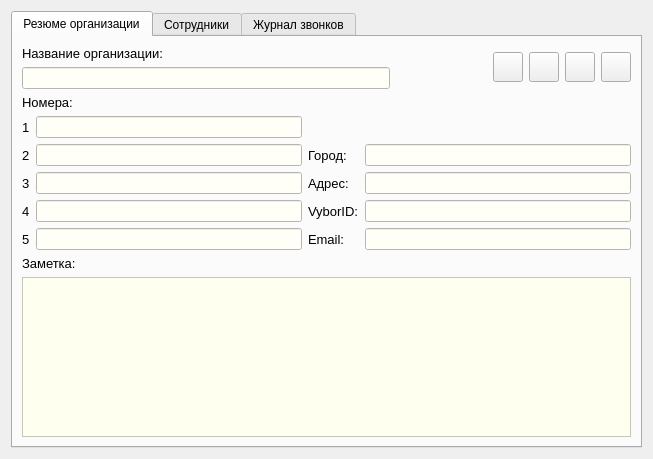
okostynchuk/Outcall, file src/ViewOrgContactDialog.ui: the form before one commit.
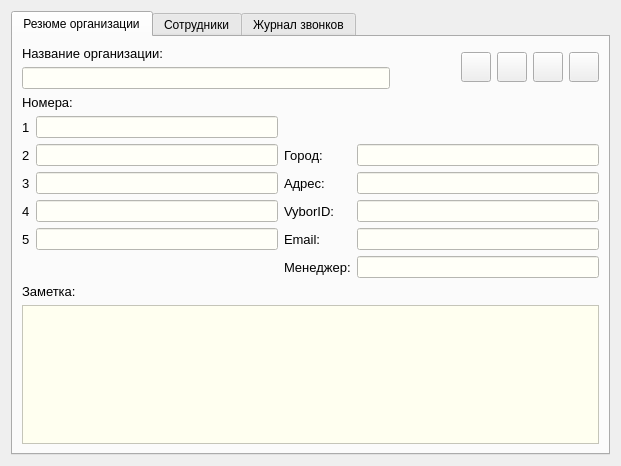
The form after the commit. Icons and pictures are not drawn.

Commit message: linking a manager to a contct and edit ui

The edit to the form file:
```diff
--- a/src/ViewOrgContactDialog.ui
+++ b/src/ViewOrgContactDialog.ui
@@ -6,8 +6,8 @@
    <rect>
     <x>0</x>
     <y>0</y>
-    <width>653</width>
-    <height>459</height>
+    <width>621</width>
+    <height>466</height>
    </rect>
   </property>
   <property name="minimumSize">
@@ -50,472 +50,492 @@
       </attribute>
       <layout class="QGridLayout" name="gridLayout_3">
        <item row="0" column="0">
-        <layout class="QGridLayout" name="gridLayout_14">
-         <item row="1" column="0">
-          <layout class="QGridLayout" name="gridLayout">
-           <item row="3" column="3">
-            <widget class="QLineEdit" name="address">
-             <property name="styleSheet">
-              <string notr="true">*{
-background-color: #fffff8;
-}</string>
-             </property>
-             <property name="readOnly">
-              <bool>true</bool>
-             </property>
-            </widget>
-           </item>
-           <item row="3" column="2">
-            <widget class="QLabel" name="label_10">
-             <property name="font">
-              <font>
-               <pointsize>10</pointsize>
-              </font>
-             </property>
-             <property name="text">
-              <string>Адрес:</string>
-             </property>
-            </widget>
-           </item>
-           <item row="2" column="0">
-            <widget class="QLabel" name="label_7">
-             <property name="font">
-              <font>
-               <pointsize>10</pointsize>
-              </font>
-             </property>
-             <property name="text">
-              <string>2</string>
-             </property>
-            </widget>
-           </item>
-           <item row="3" column="0">
-            <widget class="QLabel" name="label_8">
-             <property name="font">
-              <font>
-               <pointsize>10</pointsize>
-              </font>
-             </property>
-             <property name="text">
-              <string>3</string>
-             </property>
-            </widget>
-           </item>
-           <item row="4" column="0">
-            <widget class="QLabel" name="label_18">
-             <property name="font">
-              <font>
-               <pointsize>10</pointsize>
-              </font>
-             </property>
-             <property name="text">
-              <string>4</string>
-             </property>
-            </widget>
-           </item>
-           <item row="5" column="0">
-            <widget class="QLabel" name="label_19">
-             <property name="font">
-              <font>
-               <pointsize>10</pointsize>
-              </font>
-             </property>
-             <property name="text">
-              <string>5</string>
-             </property>
-            </widget>
-           </item>
-           <item row="5" column="1">
-            <widget class="QLineEdit" name="fifthNumber">
-             <property name="styleSheet">
-              <string notr="true">*{
-background-color: #fffff8;
-}</string>
-             </property>
-             <property name="readOnly">
-              <bool>true</bool>
-             </property>
-            </widget>
-           </item>
-           <item row="5" column="2">
-            <widget class="QLabel" name="label_12">
-             <property name="font">
-              <font>
-               <pointsize>10</pointsize>
-              </font>
-             </property>
-             <property name="text">
-              <string>Email:</string>
-             </property>
-            </widget>
-           </item>
-           <item row="5" column="3">
-            <widget class="QLineEdit" name="email">
-             <property name="styleSheet">
-              <string notr="true">*{
-background-color: #fffff8;
-}</string>
-             </property>
-             <property name="readOnly">
-              <bool>true</bool>
-             </property>
-            </widget>
-           </item>
-           <item row="3" column="1">
-            <widget class="QLineEdit" name="thirdNumber">
-             <property name="styleSheet">
-              <string notr="true">*{
-background-color: #fffff8;
-}</string>
-             </property>
-             <property name="readOnly">
-              <bool>true</bool>
-             </property>
-            </widget>
-           </item>
-           <item row="2" column="2">
-            <widget class="QLabel" name="label_9">
-             <property name="font">
-              <font>
-               <pointsize>10</pointsize>
-              </font>
-             </property>
-             <property name="text">
-              <string>Город:</string>
-             </property>
-            </widget>
-           </item>
-           <item row="1" column="1">
-            <widget class="QLineEdit" name="firstNumber">
-             <property name="styleSheet">
-              <string notr="true">*{
-background-color: #fffff8;
-}</string>
-             </property>
-             <property name="readOnly">
-              <bool>true</bool>
-             </property>
-            </widget>
-           </item>
-           <item row="0" column="0" colspan="2">
-            <widget class="QLabel" name="label_5">
-             <property name="font">
-              <font>
-               <pointsize>10</pointsize>
-              </font>
-             </property>
-             <property name="text">
-              <string>Номера:</string>
-             </property>
-            </widget>
-           </item>
-           <item row="2" column="1">
-            <widget class="QLineEdit" name="secondNumber">
-             <property name="styleSheet">
-              <string notr="true">*{
-background-color: #fffff8;
-}</string>
-             </property>
-             <property name="readOnly">
-              <bool>true</bool>
-             </property>
-            </widget>
-           </item>
-           <item row="2" column="3">
-            <widget class="QLineEdit" name="city">
-             <property name="styleSheet">
-              <string notr="true">*{
-background-color: #fffff8;
-}</string>
-             </property>
-             <property name="readOnly">
-              <bool>true</bool>
-             </property>
-            </widget>
-           </item>
-           <item row="4" column="1">
-            <widget class="QLineEdit" name="fourthNumber">
-             <property name="styleSheet">
-              <string notr="true">*{
-background-color: #fffff8;
-}</string>
-             </property>
-             <property name="readOnly">
-              <bool>true</bool>
-             </property>
-            </widget>
-           </item>
-           <item row="4" column="2">
-            <widget class="QLabel" name="label_11">
-             <property name="font">
-              <font>
-               <pointsize>10</pointsize>
-              </font>
-             </property>
-             <property name="text">
-              <string>VyborID:</string>
-             </property>
-            </widget>
-           </item>
-           <item row="4" column="3">
-            <widget class="QLineEdit" name="vyborId">
-             <property name="styleSheet">
-              <string notr="true">*{
-background-color: #fffff8;
-}</string>
-             </property>
-             <property name="readOnly">
-              <bool>true</bool>
-             </property>
-            </widget>
-           </item>
+        <layout class="QGridLayout" name="gridLayout_7">
+         <item row="0" column="2">
+          <widget class="QPushButton" name="callButton">
+           <property name="minimumSize">
+            <size>
+             <width>30</width>
+             <height>30</height>
+            </size>
+           </property>
+           <property name="maximumSize">
+            <size>
+             <width>30</width>
+             <height>30</height>
+            </size>
+           </property>
+           <property name="focusPolicy">
+            <enum>Qt::StrongFocus</enum>
+           </property>
+           <property name="toolTip">
+            <string>Позвонить</string>
+           </property>
+           <property name="text">
+            <string/>
+           </property>
+           <property name="icon">
+            <iconset resource="images.qrc">
+             <normaloff>:/images/makeCall.png</normaloff>:/images/makeCall.png</iconset>
+           </property>
+           <property name="iconSize">
+            <size>
+             <width>27</width>
+             <height>27</height>
+            </size>
+           </property>
+           <property name="autoDefault">
+            <bool>false</bool>
+           </property>
+          </widget>
+         </item>
+         <item row="0" column="4">
+          <widget class="QPushButton" name="addReminderButton">
+           <property name="minimumSize">
+            <size>
+             <width>30</width>
+             <height>30</height>
+            </size>
+           </property>
+           <property name="maximumSize">
+            <size>
+             <width>30</width>
+             <height>30</height>
+            </size>
+           </property>
+           <property name="focusPolicy">
+            <enum>Qt::StrongFocus</enum>
+           </property>
+           <property name="toolTip">
+            <string>Добавить напоминание</string>
+           </property>
+           <property name="text">
+            <string/>
+           </property>
+           <property name="icon">
+            <iconset resource="images.qrc">
+             <normaloff>:/images/reminders.png</normaloff>:/images/reminders.png</iconset>
+           </property>
+           <property name="iconSize">
+            <size>
+             <width>27</width>
+             <height>27</height>
+            </size>
+           </property>
+           <property name="autoDefault">
+            <bool>false</bool>
+           </property>
+          </widget>
+         </item>
+         <item row="0" column="3">
+          <widget class="QPushButton" name="openAccessButton">
+           <property name="minimumSize">
+            <size>
+             <width>30</width>
+             <height>30</height>
+            </size>
+           </property>
+           <property name="maximumSize">
+            <size>
+             <width>30</width>
+             <height>30</height>
+            </size>
+           </property>
+           <property name="toolTip">
+            <string>Заказы</string>
+           </property>
+           <property name="text">
+            <string/>
+           </property>
+           <property name="icon">
+            <iconset resource="images.qrc">
+             <normaloff>:/images/orders.png</normaloff>:/images/orders.png</iconset>
+           </property>
+           <property name="iconSize">
+            <size>
+             <width>27</width>
+             <height>27</height>
+            </size>
+           </property>
+           <property name="autoDefault">
+            <bool>false</bool>
+           </property>
+          </widget>
+         </item>
+         <item row="0" column="1">
+          <spacer name="horizontalSpacer">
+           <property name="orientation">
+            <enum>Qt::Horizontal</enum>
+           </property>
+           <property name="sizeHint" stdset="0">
+            <size>
+             <width>149</width>
+             <height>41</height>
+            </size>
+           </property>
+          </spacer>
+         </item>
+         <item row="0" column="6">
+          <widget class="QPushButton" name="editButton">
+           <property name="minimumSize">
+            <size>
+             <width>30</width>
+             <height>30</height>
+            </size>
+           </property>
+           <property name="maximumSize">
+            <size>
+             <width>30</width>
+             <height>30</height>
+            </size>
+           </property>
+           <property name="focusPolicy">
+            <enum>Qt::StrongFocus</enum>
+           </property>
+           <property name="toolTip">
+            <string>Редактировать контакт</string>
+           </property>
+           <property name="text">
+            <string/>
+           </property>
+           <property name="icon">
+            <iconset resource="images.qrc">
+             <normaloff>:/images/edit.png</normaloff>:/images/edit.png</iconset>
+           </property>
+           <property name="iconSize">
+            <size>
+             <width>27</width>
+             <height>27</height>
+            </size>
+           </property>
+           <property name="autoDefault">
+            <bool>false</bool>
+           </property>
+          </widget>
+         </item>
+         <item row="0" column="0">
+          <layout class="QGridLayout" name="gridLayout_2">
            <item row="1" column="0">
-            <widget class="QLabel" name="label_6">
+            <widget class="QLineEdit" name="orgName">
+             <property name="minimumSize">
+              <size>
+               <width>368</width>
+               <height>0</height>
+              </size>
+             </property>
+             <property name="styleSheet">
+              <string notr="true">*{
+background-color: #fffff8;
+}</string>
+             </property>
+             <property name="readOnly">
+              <bool>true</bool>
+             </property>
+            </widget>
+           </item>
+           <item row="0" column="0">
+            <widget class="QLabel" name="label_3">
              <property name="font">
               <font>
                <pointsize>10</pointsize>
               </font>
              </property>
              <property name="text">
-              <string>1</string>
+              <string>Название организации:</string>
              </property>
             </widget>
            </item>
           </layout>
          </item>
-         <item row="0" column="0">
-          <layout class="QGridLayout" name="gridLayout_7">
-           <item row="0" column="6">
-            <widget class="QPushButton" name="editButton">
-             <property name="minimumSize">
-              <size>
-               <width>30</width>
-               <height>30</height>
-              </size>
-             </property>
-             <property name="maximumSize">
-              <size>
-               <width>30</width>
-               <height>30</height>
-              </size>
-             </property>
-             <property name="focusPolicy">
-              <enum>Qt::StrongFocus</enum>
-             </property>
-             <property name="toolTip">
-              <string>Редактировать контакт</string>
-             </property>
-             <property name="text">
-              <string/>
-             </property>
-             <property name="icon">
-              <iconset resource="images.qrc">
-               <normaloff>:/images/edit.png</normaloff>:/images/edit.png</iconset>
-             </property>
-             <property name="iconSize">
-              <size>
-               <width>27</width>
-               <height>27</height>
-              </size>
-             </property>
-             <property name="autoDefault">
-              <bool>false</bool>
-             </property>
-            </widget>
-           </item>
-           <item row="0" column="0">
-            <layout class="QGridLayout" name="gridLayout_2">
-             <item row="1" column="0">
-              <widget class="QLineEdit" name="orgName">
-               <property name="minimumSize">
-                <size>
-                 <width>368</width>
-                 <height>0</height>
-                </size>
-               </property>
-               <property name="styleSheet">
-                <string notr="true">*{
+        </layout>
+       </item>
+       <item row="1" column="0">
+        <layout class="QGridLayout" name="gridLayout">
+         <item row="3" column="2">
+          <widget class="QLabel" name="label_10">
+           <property name="font">
+            <font>
+             <pointsize>10</pointsize>
+            </font>
+           </property>
+           <property name="text">
+            <string>Адрес:</string>
+           </property>
+          </widget>
+         </item>
+         <item row="4" column="1">
+          <widget class="QLineEdit" name="fourthNumber">
+           <property name="styleSheet">
+            <string notr="true">*{
 background-color: #fffff8;
 }</string>
-               </property>
-               <property name="readOnly">
-                <bool>true</bool>
-               </property>
-              </widget>
-             </item>
-             <item row="0" column="0">
-              <widget class="QLabel" name="label_3">
-               <property name="font">
-                <font>
-                 <pointsize>10</pointsize>
-                </font>
-               </property>
-               <property name="text">
-                <string>Название организации:</string>
-               </property>
-              </widget>
-             </item>
-            </layout>
-           </item>
-           <item row="0" column="1">
-            <spacer name="horizontalSpacer">
-             <property name="orientation">
-              <enum>Qt::Horizontal</enum>
-             </property>
-             <property name="sizeHint" stdset="0">
-              <size>
-               <width>149</width>
-               <height>41</height>
-              </size>
-             </property>
-            </spacer>
-           </item>
-           <item row="0" column="3">
-            <widget class="QPushButton" name="openAccessButton">
-             <property name="minimumSize">
-              <size>
-               <width>30</width>
-               <height>30</height>
-              </size>
-             </property>
-             <property name="maximumSize">
-              <size>
-               <width>30</width>
-               <height>30</height>
-              </size>
-             </property>
-             <property name="toolTip">
-              <string>Заказы</string>
-             </property>
-             <property name="text">
-              <string/>
-             </property>
-             <property name="icon">
-              <iconset resource="images.qrc">
-               <normaloff>:/images/orders.png</normaloff>:/images/orders.png</iconset>
-             </property>
-             <property name="iconSize">
-              <size>
-               <width>27</width>
-               <height>27</height>
-              </size>
-             </property>
-             <property name="autoDefault">
-              <bool>false</bool>
-             </property>
-            </widget>
-           </item>
-           <item row="0" column="4">
-            <widget class="QPushButton" name="addReminderButton">
-             <property name="minimumSize">
-              <size>
-               <width>30</width>
-               <height>30</height>
-              </size>
-             </property>
-             <property name="maximumSize">
-              <size>
-               <width>30</width>
-               <height>30</height>
-              </size>
-             </property>
-             <property name="focusPolicy">
-              <enum>Qt::StrongFocus</enum>
-             </property>
-             <property name="toolTip">
-              <string>Добавить напоминание</string>
-             </property>
-             <property name="text">
-              <string/>
-             </property>
-             <property name="icon">
-              <iconset resource="images.qrc">
-               <normaloff>:/images/reminders.png</normaloff>:/images/reminders.png</iconset>
-             </property>
-             <property name="iconSize">
-              <size>
-               <width>27</width>
-               <height>27</height>
-              </size>
-             </property>
-             <property name="autoDefault">
-              <bool>false</bool>
-             </property>
-            </widget>
-           </item>
-           <item row="0" column="2">
-            <widget class="QPushButton" name="callButton">
-             <property name="minimumSize">
-              <size>
-               <width>30</width>
-               <height>30</height>
-              </size>
-             </property>
-             <property name="maximumSize">
-              <size>
-               <width>30</width>
-               <height>30</height>
-              </size>
-             </property>
-             <property name="focusPolicy">
-              <enum>Qt::StrongFocus</enum>
-             </property>
-             <property name="toolTip">
-              <string>Позвонить</string>
-             </property>
-             <property name="text">
-              <string/>
-             </property>
-             <property name="icon">
-              <iconset resource="images.qrc">
-               <normaloff>:/images/makeCall.png</normaloff>:/images/makeCall.png</iconset>
-             </property>
-             <property name="iconSize">
-              <size>
-               <width>27</width>
-               <height>27</height>
-              </size>
-             </property>
-             <property name="autoDefault">
-              <bool>false</bool>
-             </property>
-            </widget>
-           </item>
-          </layout>
+           </property>
+           <property name="readOnly">
+            <bool>true</bool>
+           </property>
+          </widget>
+         </item>
+         <item row="4" column="2">
+          <widget class="QLabel" name="label_11">
+           <property name="font">
+            <font>
+             <pointsize>10</pointsize>
+            </font>
+           </property>
+           <property name="text">
+            <string>VyborID:</string>
+           </property>
+          </widget>
+         </item>
+         <item row="1" column="0">
+          <widget class="QLabel" name="label_6">
+           <property name="font">
+            <font>
+             <pointsize>10</pointsize>
+            </font>
+           </property>
+           <property name="text">
+            <string>1</string>
+           </property>
+          </widget>
+         </item>
+         <item row="5" column="2">
+          <widget class="QLabel" name="label_12">
+           <property name="font">
+            <font>
+             <pointsize>10</pointsize>
+            </font>
+           </property>
+           <property name="text">
+            <string>Email:</string>
+           </property>
+          </widget>
+         </item>
+         <item row="2" column="3">
+          <widget class="QLineEdit" name="city">
+           <property name="styleSheet">
+            <string notr="true">*{
+background-color: #fffff8;
+}</string>
+           </property>
+           <property name="readOnly">
+            <bool>true</bool>
+           </property>
+          </widget>
+         </item>
+         <item row="4" column="0">
+          <widget class="QLabel" name="label_18">
+           <property name="font">
+            <font>
+             <pointsize>10</pointsize>
+            </font>
+           </property>
+           <property name="text">
+            <string>4</string>
+           </property>
+          </widget>
+         </item>
+         <item row="0" column="0" colspan="2">
+          <widget class="QLabel" name="label_5">
+           <property name="font">
+            <font>
+             <pointsize>10</pointsize>
+            </font>
+           </property>
+           <property name="text">
+            <string>Номера:</string>
+           </property>
+          </widget>
+         </item>
+         <item row="5" column="3">
+          <widget class="QLineEdit" name="email">
+           <property name="styleSheet">
+            <string notr="true">*{
+background-color: #fffff8;
+}</string>
+           </property>
+           <property name="readOnly">
+            <bool>true</bool>
+           </property>
+          </widget>
+         </item>
+         <item row="4" column="3">
+          <widget class="QLineEdit" name="vyborId">
+           <property name="styleSheet">
+            <string notr="true">*{
+background-color: #fffff8;
+}</string>
+           </property>
+           <property name="readOnly">
+            <bool>true</bool>
+           </property>
+          </widget>
+         </item>
+         <item row="3" column="3">
+          <widget class="QLineEdit" name="address">
+           <property name="styleSheet">
+            <string notr="true">*{
+background-color: #fffff8;
+}</string>
+           </property>
+           <property name="readOnly">
+            <bool>true</bool>
+           </property>
+          </widget>
+         </item>
+         <item row="2" column="1">
+          <widget class="QLineEdit" name="secondNumber">
+           <property name="styleSheet">
+            <string notr="true">*{
+background-color: #fffff8;
+}</string>
+           </property>
+           <property name="readOnly">
+            <bool>true</bool>
+           </property>
+          </widget>
+         </item>
+         <item row="3" column="1">
+          <widget class="QLineEdit" name="thirdNumber">
+           <property name="styleSheet">
+            <string notr="true">*{
+background-color: #fffff8;
+}</string>
+           </property>
+           <property name="readOnly">
+            <bool>true</bool>
+           </property>
+          </widget>
+         </item>
+         <item row="6" column="3">
+          <widget class="QLineEdit" name="employe">
+           <property name="styleSheet">
+            <string notr="true">*{
+background-color: #fffff8;
+}</string>
+           </property>
+           <property name="readOnly">
+            <bool>true</bool>
+           </property>
+          </widget>
+         </item>
+         <item row="3" column="0">
+          <widget class="QLabel" name="label_8">
+           <property name="font">
+            <font>
+             <pointsize>10</pointsize>
+            </font>
+           </property>
+           <property name="text">
+            <string>3</string>
+           </property>
+          </widget>
+         </item>
+         <item row="5" column="1">
+          <widget class="QLineEdit" name="fifthNumber">
+           <property name="styleSheet">
+            <string notr="true">*{
+background-color: #fffff8;
+}</string>
+           </property>
+           <property name="readOnly">
+            <bool>true</bool>
+           </property>
+          </widget>
+         </item>
+         <item row="5" column="0">
+          <widget class="QLabel" name="label_19">
+           <property name="font">
+            <font>
+             <pointsize>10</pointsize>
+            </font>
+           </property>
+           <property name="text">
+            <string>5</string>
+           </property>
+          </widget>
          </item>
          <item row="2" column="0">
-          <layout class="QGridLayout" name="gridLayout_4">
-           <item row="0" column="0">
-            <widget class="QLabel" name="label_17">
-             <property name="font">
-              <font>
-               <pointsize>10</pointsize>
-              </font>
-             </property>
-             <property name="text">
-              <string>Заметка:</string>
-             </property>
-            </widget>
-           </item>
-           <item row="1" column="0" colspan="3">
-            <widget class="QTextEdit" name="comment">
-             <property name="focusPolicy">
-              <enum>Qt::StrongFocus</enum>
-             </property>
-             <property name="styleSheet">
-              <string notr="true">*{
+          <widget class="QLabel" name="label_7">
+           <property name="font">
+            <font>
+             <pointsize>10</pointsize>
+            </font>
+           </property>
+           <property name="text">
+            <string>2</string>
+           </property>
+          </widget>
+         </item>
+         <item row="1" column="1">
+          <widget class="QLineEdit" name="firstNumber">
+           <property name="styleSheet">
+            <string notr="true">*{
+background-color: #fffff8;
+}</string>
+           </property>
+           <property name="readOnly">
+            <bool>true</bool>
+           </property>
+          </widget>
+         </item>
+         <item row="6" column="2">
+          <widget class="QLabel" name="label_15">
+           <property name="font">
+            <font>
+             <pointsize>10</pointsize>
+            </font>
+           </property>
+           <property name="text">
+            <string>Менеджер:</string>
+           </property>
+          </widget>
+         </item>
+         <item row="2" column="2">
+          <widget class="QLabel" name="label_9">
+           <property name="font">
+            <font>
+             <pointsize>10</pointsize>
+            </font>
+           </property>
+           <property name="text">
+            <string>Город:</string>
+           </property>
+          </widget>
+         </item>
+        </layout>
+       </item>
+       <item row="2" column="0">
+        <layout class="QGridLayout" name="gridLayout_4">
+         <item row="0" column="0">
+          <widget class="QLabel" name="label_17">
+           <property name="font">
+            <font>
+             <pointsize>10</pointsize>
+            </font>
+           </property>
+           <property name="text">
+            <string>Заметка:</string>
+           </property>
+          </widget>
+         </item>
+         <item row="1" column="0" colspan="3">
+          <widget class="QTextEdit" name="comment">
+           <property name="focusPolicy">
+            <enum>Qt::StrongFocus</enum>
+           </property>
+           <property name="styleSheet">
+            <string notr="true">*{
 background-color: #fffff0;
 }</string>
-             </property>
-             <property name="undoRedoEnabled">
-              <bool>false</bool>
-             </property>
-             <property name="readOnly">
-              <bool>true</bool>
-             </property>
-            </widget>
-           </item>
-          </layout>
+           </property>
+           <property name="undoRedoEnabled">
+            <bool>false</bool>
+           </property>
+           <property name="readOnly">
+            <bool>true</bool>
+           </property>
+          </widget>
          </item>
         </layout>
        </item>
```
The commit also changes 16 other files.
